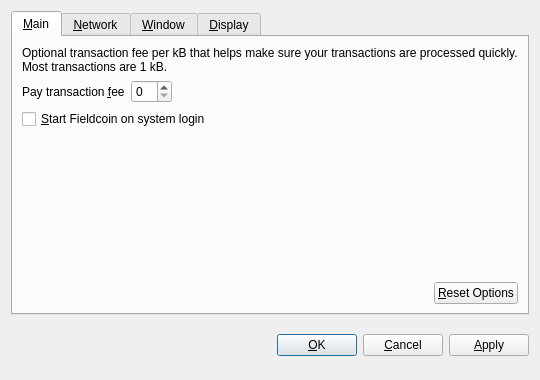
This is src/qt/forms/optionsdialog.ui in nkpatro/catcoin as Qt 5 draws it before an edit. The edited form follows.
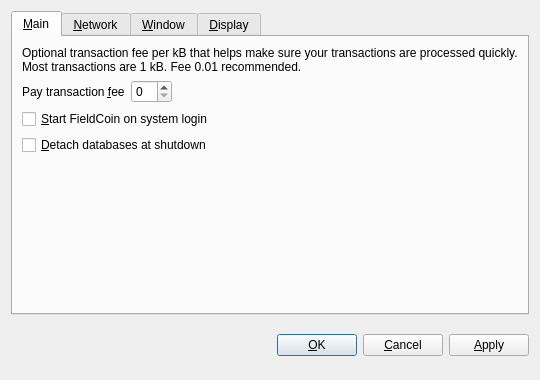
This is the edited form. The open tabs and pages were chosen to show the change. Custom widgets are drawn as their Qt base class.

Patch:
```diff
--- a/src/qt/forms/optionsdialog.ui
+++ b/src/qt/forms/optionsdialog.ui
@@ -33,7 +33,7 @@
        <item>
         <widget class="QLabel" name="transactionFeeInfoLabel">
          <property name="text">
-          <string>Optional transaction fee per kB that helps make sure your transactions are processed quickly. Most transactions are 1 kB.</string>
+          <string>Optional transaction fee per kB that helps make sure your transactions are processed quickly. Most transactions are 1 kB. Fee 0.01 recommended.</string>
          </property>
          <property name="textFormat">
           <enum>Qt::PlainText</enum>
@@ -82,7 +82,17 @@
           <string>Automatically start Fieldcoin after logging in to the system.</string>
          </property>
          <property name="text">
-          <string>&amp;Start Fieldcoin on system login</string>
+          <string>&amp;Start FieldCoin on system login</string>
+         </property>
+        </widget>
+       </item>
+       <item>
+        <widget class="QCheckBox" name="detachDatabases">
+         <property name="toolTip">
+          <string>Detach block and address databases at shutdown. This means they can be moved to another data directory, but it slows down shutdown. The wallet is always detached.</string>
+         </property>
+         <property name="text">
+          <string>&amp;Detach databases at shutdown</string>
          </property>
         </widget>
        </item>
@@ -99,36 +109,6 @@
          </property>
         </spacer>
        </item>
-       <item>
-        <layout class="QHBoxLayout" name="horizontalLayout_2_Main">
-         <item>
-          <spacer name="horizontalSpacer_2_Main">
-           <property name="orientation">
-            <enum>Qt::Horizontal</enum>
-           </property>
-           <property name="sizeHint" stdset="0">
-            <size>
-             <width>40</width>
-             <height>20</height>
-            </size>
-           </property>
-          </spacer>
-         </item>
-         <item>
-          <widget class="QPushButton" name="resetButton">
-           <property name="toolTip">
-            <string>Reset all client options to default.</string>
-           </property>
-           <property name="text">
-            <string>&amp;Reset Options</string>
-           </property>
-           <property name="autoDefault">
-            <bool>false</bool>
-           </property>
-          </widget>
-         </item>
-        </layout>
-       </item>
       </layout>
      </widget>
      <widget class="QWidget" name="tabNetwork">
```
Left out of the diff: 32 changed lines with no effect on the pictures.
